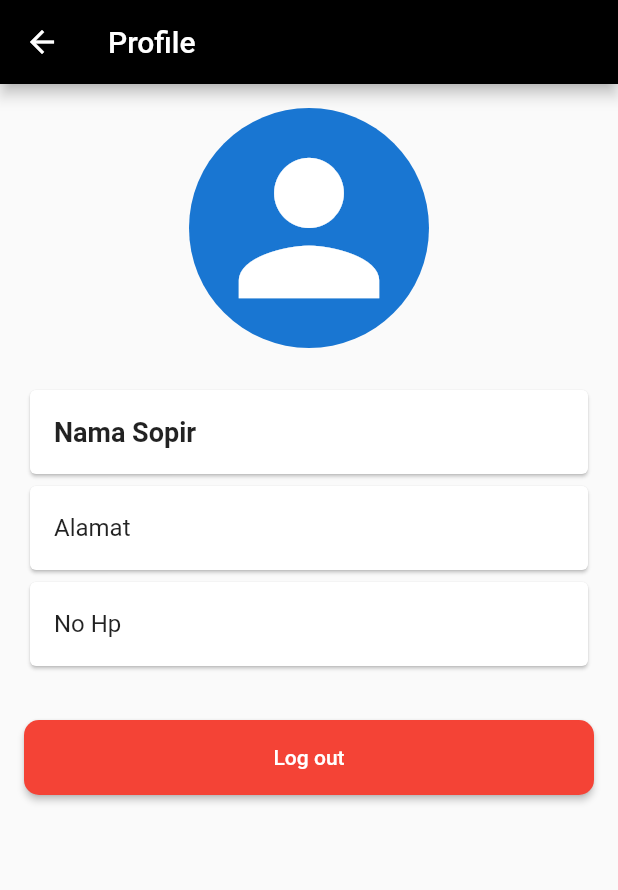
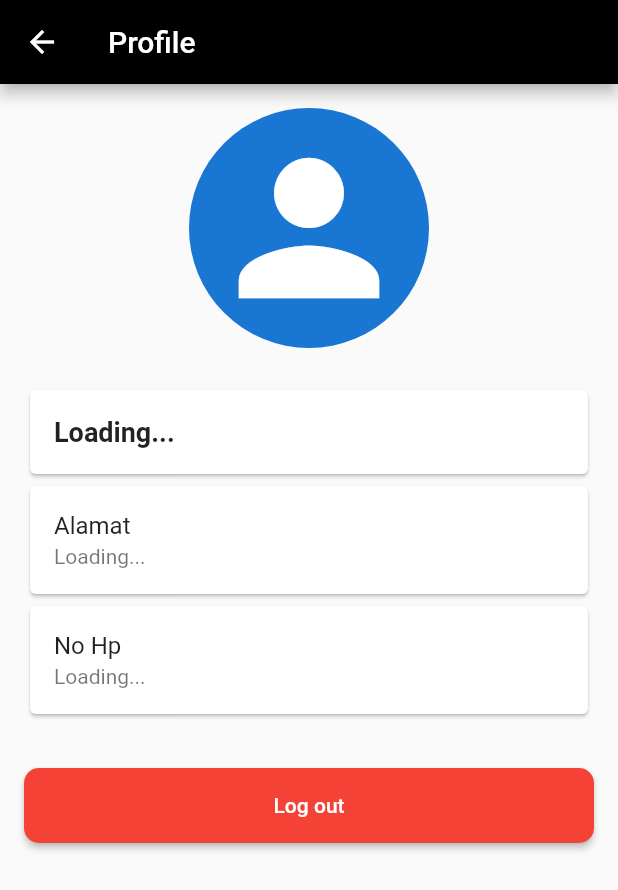
Before and after one commit to OrangJenius/ekspedisi_final_final_semoga-master, a Flutter app: the ProfileScreen screen opened directly with empty values, on a phone screen of 412 x 824 dp. Shown: the top 890 px of the screen. Run offline on Flutter 3.47's test engine with Material 2 defaults, Android fonts, the phone set to English and light mode, and no system bars; our stand-ins replace google_maps_flutter, location; network calls fail.

Commit message:
Update profile.dart
page profile finish

```diff
--- a/final_project_semoga/lib/screens/profile.dart
+++ b/final_project_semoga/lib/screens/profile.dart
@@ -1,9 +1,8 @@
 import 'dart:convert';
-
-import 'package:final_project_semoga/screens/login.dart';
 import 'package:flutter/material.dart';
 import 'package:http/http.dart' as http;
-import 'package:final_project_semoga/model/profileModel.dart';
+
+import 'login.dart';
 
 class ProfileScreen extends StatefulWidget {
   final String userID;
@@ -14,12 +13,13 @@ class ProfileScreen extends StatefulWidget {
 }
 
 class _ProfileScreenState extends State<ProfileScreen> {
+  Map<String, dynamic> profileData = {};
+
+  @override
   void initState() {
     super.initState();
-    fetchProfile(); // Fetch history data from API when the screen initializes
+    fetchProfile(); // Fetch profile data from API when the screen initializes
   }
-
-  List<ProfileModel> profileData = [];
 
   Future<void> fetchProfile() async {
     final apiUrl = 'http://192.168.1.21:1224/profile/${widget.userID}';
@@ -29,13 +29,12 @@ class _ProfileScreenState extends State<ProfileScreen> {
 
       if (response.statusCode == 200) {
         // Successfully fetched data from the API
-        // Parse the response body, which should be a list of Map<String, dynamic>
-        List<Map<String, dynamic>> apiProfileData =
-            List<Map<String, dynamic>>.from(jsonDecode(response.body));
-        List<ProfileModel> profileModel =
-            apiProfileData.map((data) => ProfileModel.fromJson(data)).toList();
+        // Parse the response body (JSON), which should be a Map<String, dynamic>
+        Map<String, dynamic> apiResponse = jsonDecode(response.body);
+
         setState(() {
-          profileData = profileModel;
+          profileData = apiResponse['data']
+              [0]; // Store the profile data in the state variable
           print(profileData);
         });
       } else {
@@ -81,7 +80,7 @@ class _ProfileScreenState extends State<ProfileScreen> {
                 },
                 child: ListTile(
                   title: Text(
-                    'Nama Sopir',
+                    profileData.isNotEmpty ? profileData['nama'] : 'Loading...',
                     style: TextStyle(
                       fontSize: 18,
                       fontWeight: FontWeight.bold,
@@ -97,6 +96,11 @@ class _ProfileScreenState extends State<ProfileScreen> {
                 },
                 child: ListTile(
                   title: Text('Alamat'),
+                  subtitle: Text(
+                    profileData.isNotEmpty
+                        ? profileData['alamat']
+                        : 'Loading...',
+                  ),
                 ),
               ),
             ),
@@ -107,6 +111,11 @@ class _ProfileScreenState extends State<ProfileScreen> {
                 },
                 child: ListTile(
                   title: Text('No Hp'),
+                  subtitle: Text(
+                    profileData.isNotEmpty
+                        ? profileData['nomor_telepon'].toString()
+                        : 'Loading...',
+                  ),
                 ),
               ),
             ),
```
